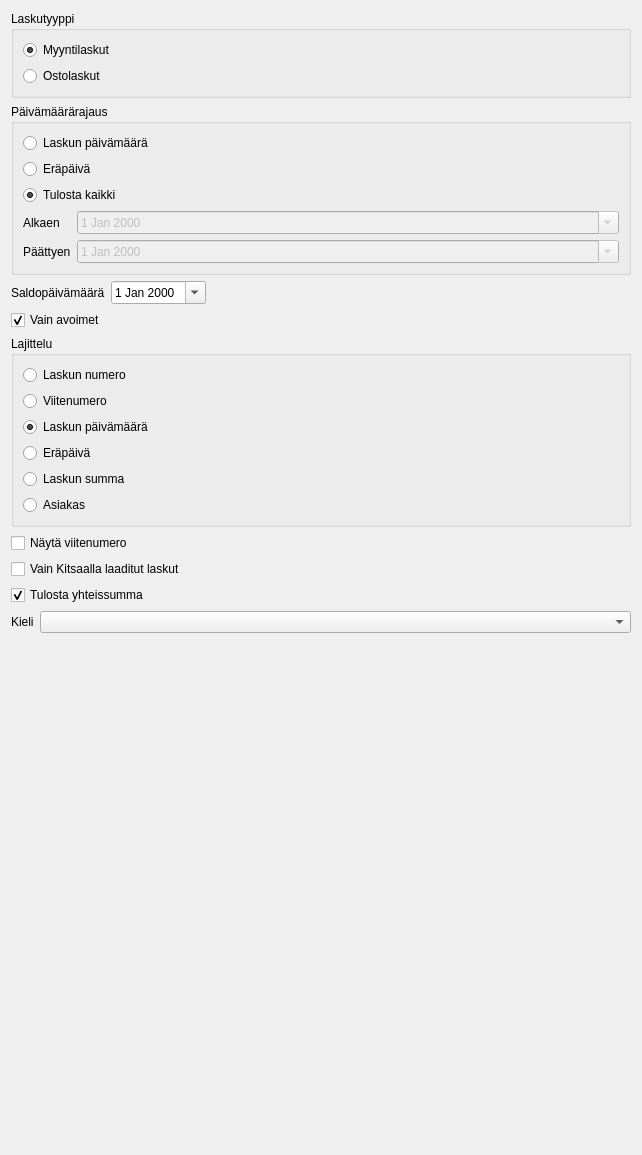
artoh/kitupiikki, file kitsas/raportti/laskuraportti.ui: the form before one commit.
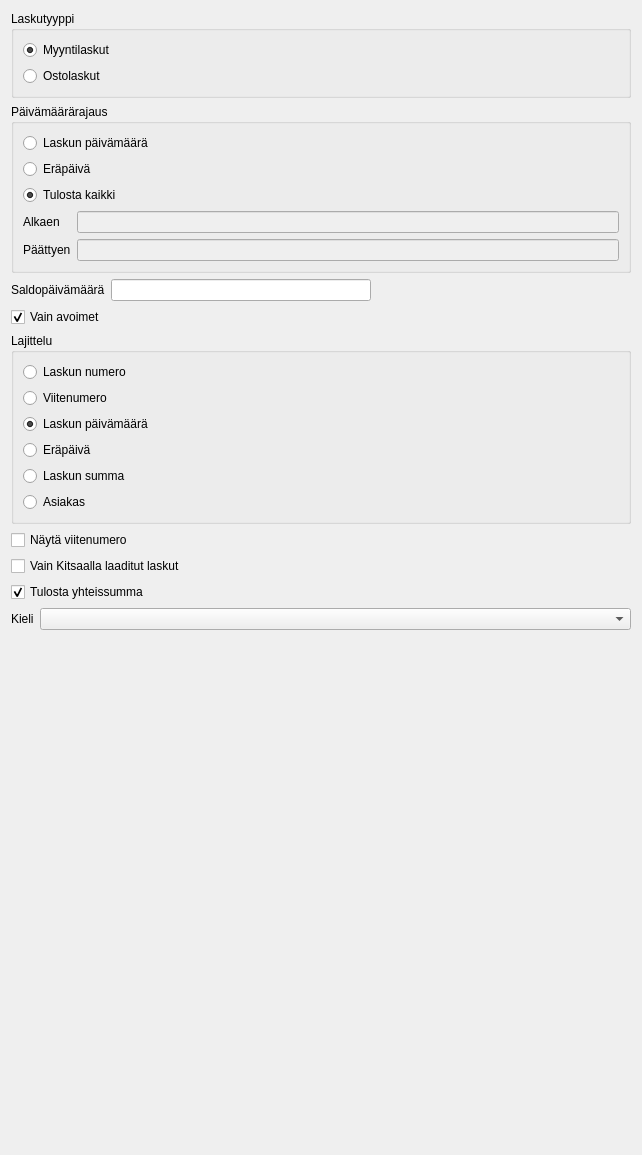
The form after the commit. Custom widgets are drawn as their Qt base class.

Commit message: Raportin dialogeissa KpDateEdit

Diff of the .ui file:
```diff
--- a/kitsas/raportti/laskuraportti.ui
+++ b/kitsas/raportti/laskuraportti.ui
@@ -81,13 +81,10 @@
        </widget>
       </item>
       <item row="3" column="1">
-       <widget class="QDateEdit" name="alkaenPvm">
+       <widget class="KpDateEdit" name="alkaenPvm">
         <property name="enabled">
          <bool>false</bool>
         </property>
-        <property name="calendarPopup">
-         <bool>true</bool>
-        </property>
        </widget>
       </item>
       <item row="4" column="0">
@@ -101,13 +98,10 @@
        </widget>
       </item>
       <item row="4" column="1">
-       <widget class="QDateEdit" name="paattyenPvm">
+       <widget class="KpDateEdit" name="paattyenPvm">
         <property name="enabled">
          <bool>false</bool>
         </property>
-        <property name="calendarPopup">
-         <bool>true</bool>
-        </property>
        </widget>
       </item>
      </layout>
@@ -126,10 +120,7 @@
       </widget>
      </item>
      <item>
-      <widget class="QDateEdit" name="saldoPvm">
-       <property name="calendarPopup">
-        <bool>true</bool>
-       </property>
+      <widget class="KpDateEdit" name="saldoPvm">
       </widget>
      </item>
      <item>
@@ -273,6 +264,11 @@
    <extends>QComboBox</extends>
    <header location="global">kieli/kielicombo.h</header>
   </customwidget>
+  <customwidget>
+   <class>KpDateEdit</class>
+   <extends>QLineEdit</extends>
+   <header location="global">tools/kpdateedit.h</header>
+  </customwidget>
  </customwidgets>
  <resources/>
  <connections>
```
The commit also changes 6 other files.
